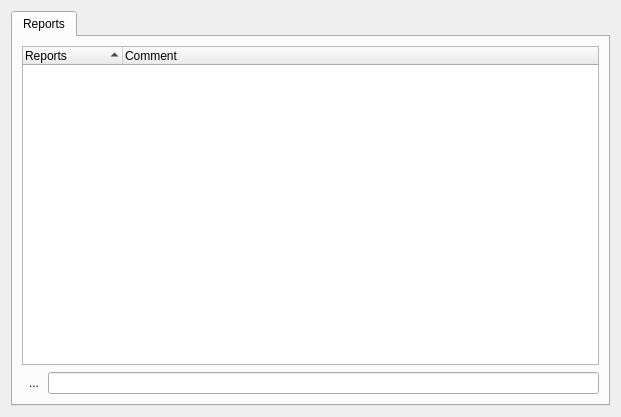
First picture: the form in kmymoney/plugins/views/reports/kreportsview.ui, repository KDE/kmymoney, before the edit.
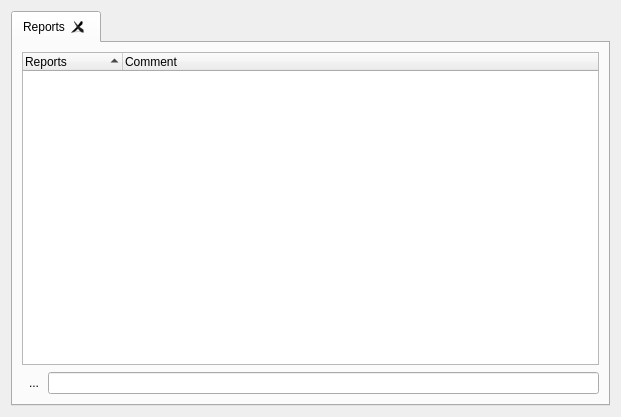
Second picture: the form after the edit.

Commit message: Replace report close push button with close icon on tab

What changed in the file:
```diff
--- a/kmymoney/plugins/views/reports/kreportsview.ui
+++ b/kmymoney/plugins/views/reports/kreportsview.ui
@@ -19,6 +19,9 @@
      <property name="currentIndex">
       <number>0</number>
      </property>
+     <property name="tabsClosable">
+      <bool>true</bool>
+     </property>
      <widget class="QWidget" name="m_listTab">
       <attribute name="title">
        <string comment=" ">Reports</string>
```
The commit also changes 3 other files.
